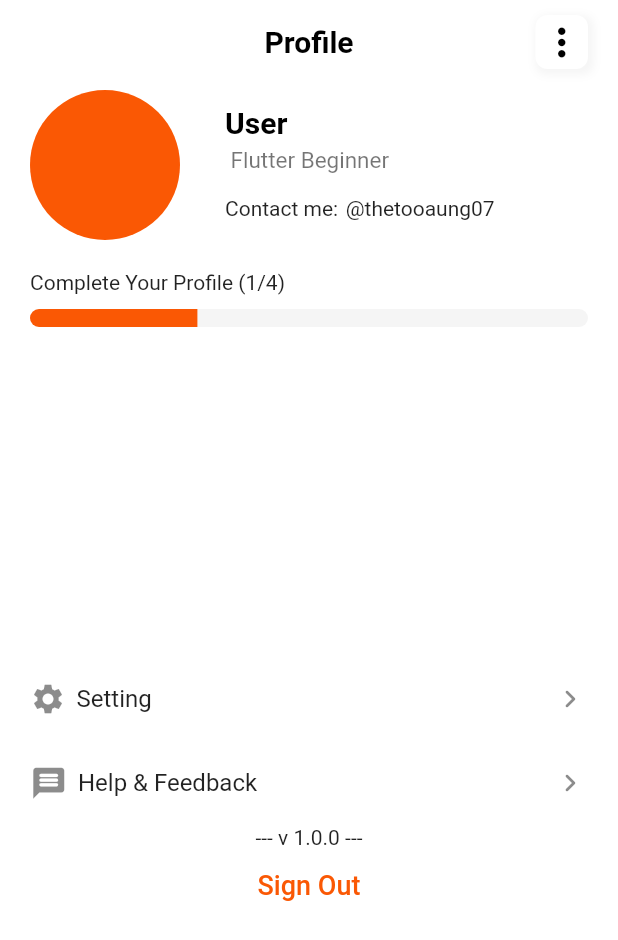
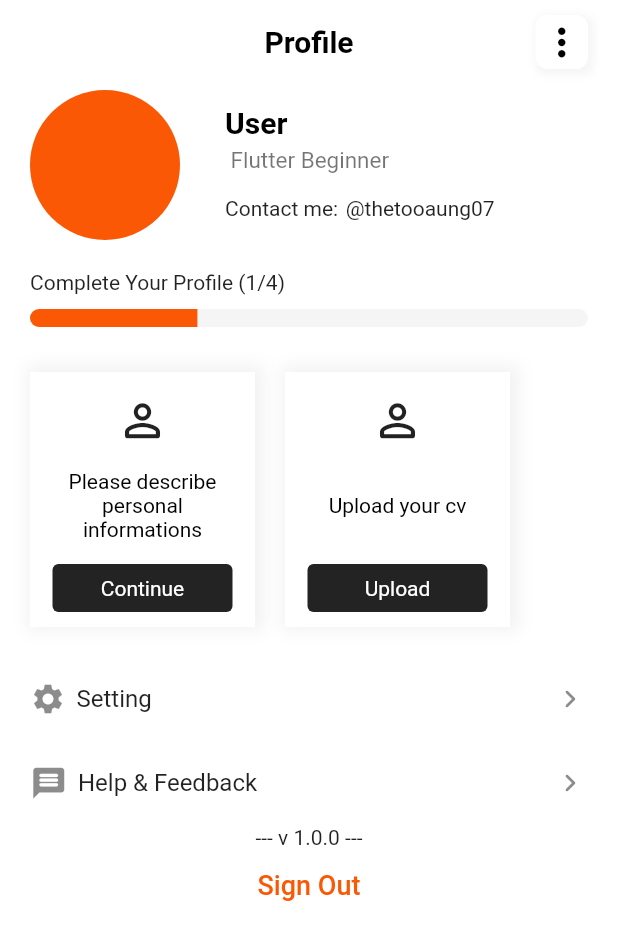
Before and after one commit to thetooaung07/job-portal, a Flutter app: the AccountPage screen opened by its route, on a phone screen of 412 x 824 dp. Shown: the top 940 px of the screen. Run offline on Flutter 3.47's test engine with Material 2 defaults, Android fonts, the phone set to English and light mode, and no system bars; our stand-ins replace cloud_firestore, firebase_auth, firebase_core, flutter_svg, fluttertoast, get; accounts and stored records are empty; network calls fail; Roboto replaces fonts that are missing (Circular).

Commit message:
account_stats

```diff
--- a/lib/TODO.txt
+++ b/lib/TODO.txt
@@ -41,6 +41,10 @@ Storage => firebase_storage
 
 
 Login UI adjustment keyboard autofocus
+
+
+Loadiing btn replacement in signup login button
+
 wrapper screen
 CRUD with firestore.
 data model for job post
--- a/lib/controller/auth_page_controller.dart
+++ b/lib/controller/auth_page_controller.dart
@@ -26,7 +26,6 @@ class AuthController extends GetxController {
 
       controller.user =
           await FirestoreHelper().getUser(firebaseAuth.currentUser!.uid);
-      await controller.getProfileStats(firebaseAuth.currentUser!.uid);
     }
 
     _user.bindStream(firebaseAuth.userChanges());
@@ -81,6 +80,8 @@ class AuthController extends GetxController {
         username: usernameController.text.trim(),
         email: emailController.text.trim(),
         password: passController.text.trim(),
+        cvFile: false,
+        profileDetails: false,
       );
 
       if (await FirestoreHelper().createNewUser(user)) {
--- a/lib/main.dart
+++ b/lib/main.dart
@@ -5,6 +5,7 @@ import 'package:job_portal/constants.dart';
 import 'package:job_portal/controller/auth_page_controller.dart';
 import 'package:job_portal/controller/bottom_nav_bar_controller.dart';
 import 'package:job_portal/controller/user_account_controller.dart';
+import 'package:job_portal/global.dart';
 import 'package:job_portal/view/account_page.dart';
 import 'package:job_portal/view/applied_page.dart';
 import 'package:job_portal/view/nearby_page.dart';
--- a/lib/model/user_account.dart
+++ b/lib/model/user_account.dart
@@ -7,20 +7,25 @@ class UserAccount {
   String? email;
   String? password;
   String? userId;
+  bool? cvFile;
+  bool? profileDetails;
 
-  UserAccount({
-    this.user,
-    this.userId,
-    this.username,
-    this.email,
-    this.password,
-  });
+  UserAccount(
+      {this.user,
+      this.userId,
+      this.username,
+      this.email,
+      this.password,
+      this.cvFile,
+      this.profileDetails});
 
   UserAccount.fromDocumentSnapshot(DocumentSnapshot doc) {
     userId = doc.id;
     username = doc["username"];
     email = doc["email"];
     password = doc["password"];
+    cvFile = doc["cv_file"];
+    profileDetails = doc["profile_details"];
   }
 
   Map<String, dynamic> toJson() => {
@@ -28,5 +33,7 @@ class UserAccount {
         "username": username,
         "email": email,
         "password": password,
+        "cv_file": cvFile,
+        "profile_details": profileDetails,
       };
 }
--- a/lib/view/account_page.dart
+++ b/lib/view/account_page.dart
@@ -117,23 +117,38 @@ class AccountPage extends StatelessWidget {
                       height: 200,
                       child: GetBuilder<UserAccountController>(
                         builder: (userAccountController) {
-                          // userAccountController
-                          //     .getProfileStats(authController.user.userId!);
-                          return ListView.builder(
-                              padding: EdgeInsets.only(left: 20),
-                              scrollDirection: Axis.horizontal,
-                              itemCount:
-                                  userAccountController.profileStats.length,
-                              itemBuilder: (context, index) {
-                                return ProfileCardHr(
-                                  onTap: () =>
-                                      userAccountController.updateProfileStats(
-                                    "profile_stats",
-                                    authController.user.userId!,
-                                    {"cv_file": true},
-                                  ),
-                                );
-                              });
+                          return ListView(
+                            padding: EdgeInsets.only(left: 20),
+                            scrollDirection: Axis.horizontal,
+                            children: [
+                              userAccountController.user.cvFile != true
+                                  ? ProfileCardHr(
+                                      //             onTap: () =>    userAccountController.updateProfileStats(
+                                      //   "profile_stats",
+                                      //   firebaseAuth.currentUser!.uid,
+                                      // controller.profileStats.
+                                      // ),
+                                      icon: Icon(
+                                        Icons.person_outline_rounded,
+                                        size: 35,
+                                      ),
+                                      buttonLabel: "Continue",
+                                      label:
+                                          "Please describe personal informations",
+                                    )
+                                  : SizedBox(),
+                              userAccountController.user.profileDetails != true
+                                  ? ProfileCardHr(
+                                      icon: Icon(
+                                        Icons.person_outline_rounded,
+                                        size: 35,
+                                      ),
+                                      buttonLabel: "Upload",
+                                      label: "Upload your cv",
+                                    )
+                                  : SizedBox(),
+                            ],
+                          );
                         },
                       )),
 
@@ -232,7 +247,12 @@ class ProfileCardHr extends StatelessWidget {
                   style: kBodyTextStyle,
                 ),
                 CustomTextButton(
-                  onTap: onTap ?? null,
+                  onTap: onTap,
+                  // onTap: () => controller.updateProfileStats(
+                  //   "profile_stats",
+                  //   firebaseAuth.currentUser!.uid,
+                  // controller.profileStats.
+                  // ),
                   label: buttonLabel ?? "Complete",
                 ),
               ]);
```
Also changed, not shown: lib/controller/user_account_controller.dart (+16 -16 lines), lib/services/database.dart (+12 -9 lines).
